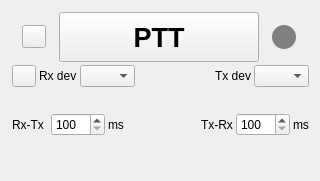
Above: plugins/feature/simpleptt/simplepttgui.ui from f4exb/sdrangel before the change. Below: the same form after it.
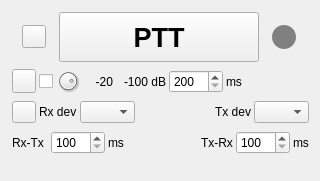
That is the form after the change. Icons and pictures are not drawn. Custom widgets are drawn as their Qt base class.

The edit to the form file:
```diff
--- a/plugins/feature/simpleptt/simplepttgui.ui
+++ b/plugins/feature/simpleptt/simplepttgui.ui
@@ -132,6 +132,148 @@
       </item>
      </layout>
     </item>
+    <item>
+     <layout class="QHBoxLayout" name="voxLayout">
+      <item>
+       <widget class="ButtonSwitch" name="vox">
+        <property name="minimumSize">
+         <size>
+          <width>24</width>
+          <height>24</height>
+         </size>
+        </property>
+        <property name="maximumSize">
+         <size>
+          <width>24</width>
+          <height>24</height>
+         </size>
+        </property>
+        <property name="toolTip">
+         <string>Toggle vox system - right click to select audio device</string>
+        </property>
+        <property name="text">
+         <string/>
+        </property>
+        <property name="icon">
+         <iconset resource="../../../sdrgui/resources/res.qrc">
+          <normaloff>:/audio_mic.png</normaloff>:/audio_mic.png</iconset>
+        </property>
+       </widget>
+      </item>
+      <item>
+       <widget class="QCheckBox" name="voxEnable">
+        <property name="toolTip">
+         <string>Enable vox to control PTT</string>
+        </property>
+        <property name="text">
+         <string/>
+        </property>
+       </widget>
+      </item>
+      <item>
+       <widget class="QDial" name="voxLevel">
+        <property name="maximumSize">
+         <size>
+          <width>24</width>
+          <height>24</height>
+         </size>
+        </property>
+        <property name="toolTip">
+         <string>Vox threshold (dB)</string>
+        </property>
+        <property name="minimum">
+         <number>-99</number>
+        </property>
+        <property name="maximum">
+         <number>0</number>
+        </property>
+        <property name="singleStep">
+         <number>1</number>
+        </property>
+        <property name="pageStep">
+         <number>1</number>
+        </property>
+        <property name="value">
+         <number>-20</number>
+        </property>
+       </widget>
+      </item>
+      <item>
+       <widget class="QLabel" name="voxLevelText">
+        <property name="minimumSize">
+         <size>
+          <width>30</width>
+          <height>0</height>
+         </size>
+        </property>
+        <property name="text">
+         <string>-20</string>
+        </property>
+        <property name="alignment">
+         <set>Qt::AlignRight|Qt::AlignTrailing|Qt::AlignVCenter</set>
+        </property>
+       </widget>
+      </item>
+      <item>
+       <widget class="QLabel" name="audioPeak">
+        <property name="minimumSize">
+         <size>
+          <width>50</width>
+          <height>0</height>
+         </size>
+        </property>
+        <property name="toolTip">
+         <string>Audio signal peak in dB (with Vox on)</string>
+        </property>
+        <property name="toolTipDuration">
+         <number>14</number>
+        </property>
+        <property name="text">
+         <string>-100 dB</string>
+        </property>
+        <property name="alignment">
+         <set>Qt::AlignRight|Qt::AlignTrailing|Qt::AlignVCenter</set>
+        </property>
+       </widget>
+      </item>
+      <item>
+       <widget class="QSpinBox" name="voxHold">
+        <property name="toolTip">
+         <string>Vox delay (ms)</string>
+        </property>
+        <property name="minimum">
+         <number>200</number>
+        </property>
+        <property name="maximum">
+         <number>2000</number>
+        </property>
+        <property name="singleStep">
+         <number>100</number>
+        </property>
+       </widget>
+      </item>
+      <item>
+       <widget class="QLabel" name="voxHoldUnits">
+        <property name="text">
+         <string>ms</string>
+        </property>
+       </widget>
+      </item>
+      <item>
+       <spacer name="horizontalSpacer_2">
+        <property name="orientation">
+         <enum>Qt::Horizontal</enum>
+        </property>
+        <property name="sizeHint" stdset="0">
+         <size>
+          <width>40</width>
+          <height>20</height>
+         </size>
+        </property>
+       </spacer>
+      </item>
+     </layout>
+    </item>
     <item>
      <layout class="QHBoxLayout" name="localDeviceLayout">
       <item>
```
Left out of the diff: 1 changed line with no effect on the pictures.
